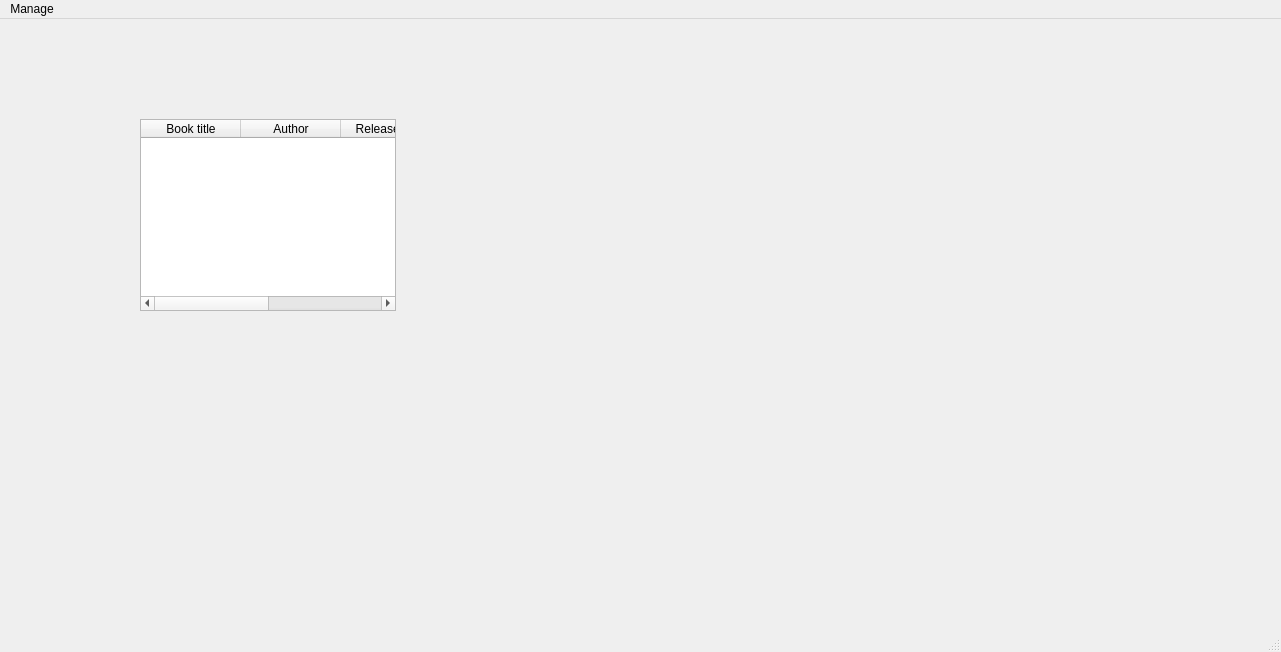
Alligraphic/BookShelf, file mainwindow.ui: the form before one commit.
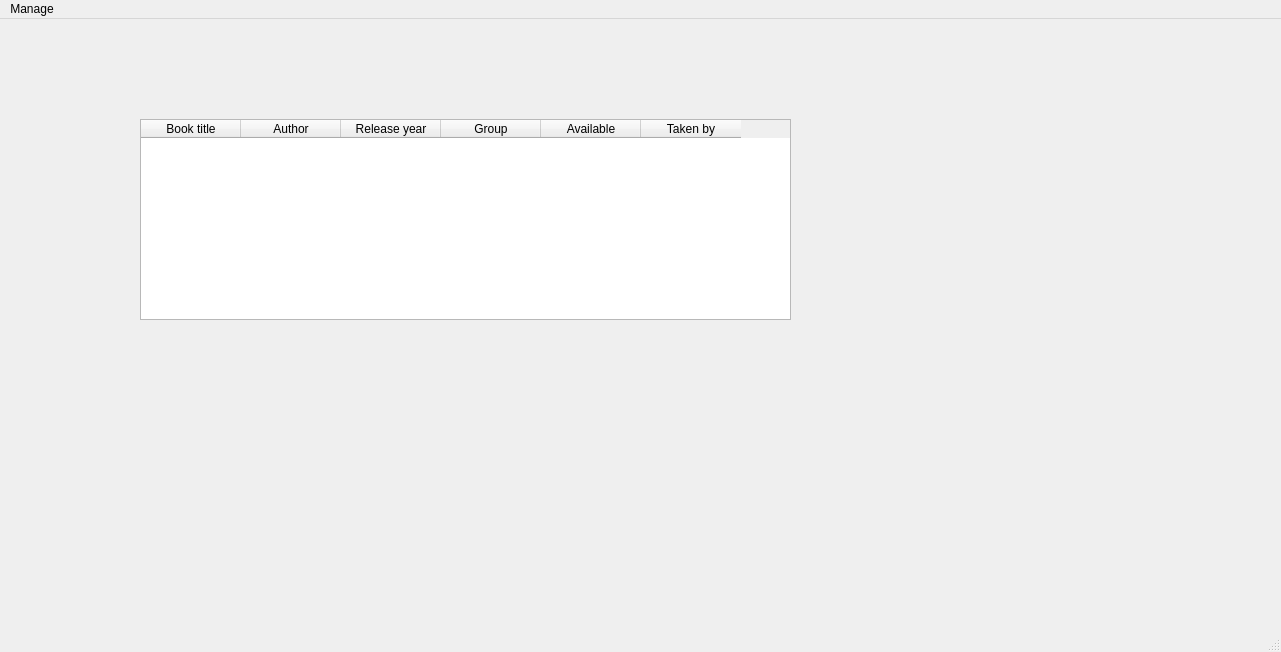
The form after the commit.

What changed in the file:
```diff
--- a/mainwindow.ui
+++ b/mainwindow.ui
@@ -22,8 +22,8 @@
      <rect>
       <x>140</x>
       <y>100</y>
-      <width>256</width>
-      <height>192</height>
+      <width>651</width>
+      <height>201</height>
      </rect>
     </property>
     <column>
@@ -46,6 +46,16 @@
       <string>Group</string>
      </property>
     </column>
+    <column>
+     <property name="text">
+      <string>Available</string>
+     </property>
+    </column>
+    <column>
+     <property name="text">
+      <string>Taken by</string>
+     </property>
+    </column>
    </widget>
   </widget>
   <widget class="QMenuBar" name="menubar">
```
